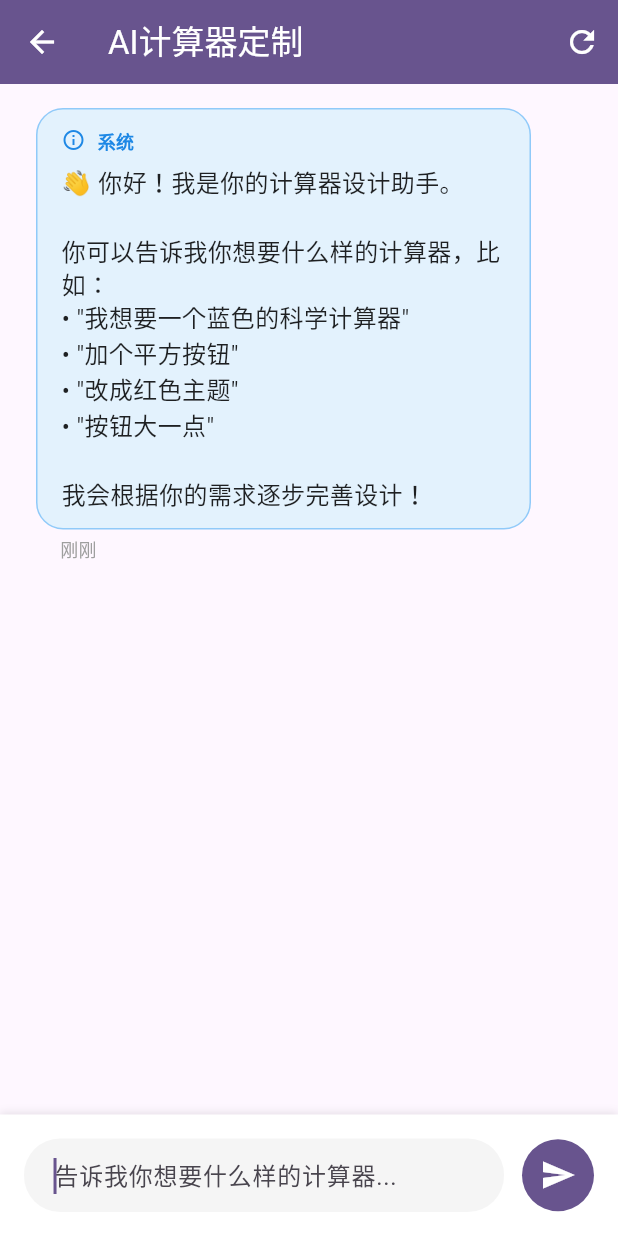
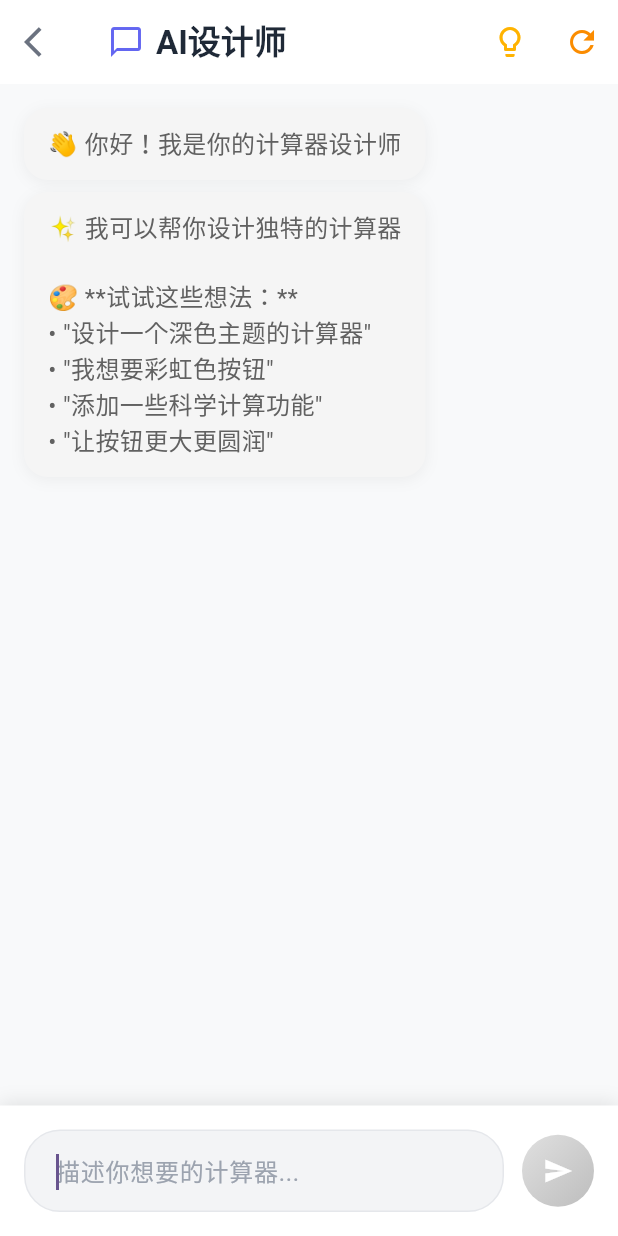
Before and after one commit to visionwise-nick/Queee-Calculator, a Flutter app: the AICustomizeScreen screen opened directly, on a phone screen of 412 x 824 dp. Run offline on Flutter 3.47's test engine with Material 3 defaults, Android fonts, the phone set to English and light mode, and no system bars; our stand-ins replace shared_preferences; accounts and stored records are empty; Roboto replaces fonts that are missing (SF Pro Display).

```diff
--- a/lib/screens/ai_customize_screen.dart
+++ b/lib/screens/ai_customize_screen.dart
@@ -12,7 +12,8 @@ class AICustomizeScreen extends StatefulWidget {
   State<AICustomizeScreen> createState() => _AICustomizeScreenState();
 }
 
-class _AICustomizeScreenState extends State<AICustomizeScreen> {
+class _AICustomizeScreenState extends State<AICustomizeScreen>
+    with TickerProviderStateMixin {
   final TextEditingController _textController = TextEditingController();
   final ScrollController _scrollController = ScrollController();
   final FocusNode _focusNode = FocusNode();
@@ -20,12 +21,24 @@ class _AICustomizeScreenState extends State<AICustomizeScreen> {
   List<ConversationMessage> _messages = [];
   bool _isLoading = false;
   ConversationSession? _currentSession;
+  late AnimationController _fabAnimationController;
+  late Animation<double> _fabAnimation;
 
   @override
   void initState() {
     super.initState();
     _loadCurrentSession();
+    _fabAnimationController = AnimationController(
+      duration: const Duration(milliseconds: 300),
+      vsync: this,
+    );
+    _fabAnimation = CurvedAnimation(
+      parent: _fabAnimationController,
+      curve: Curves.easeInOut,
+    );
+    WidgetsBinding.instance.addPostFrameCallback((_) {
       _focusNode.requestFocus();
+    });
   }
 
   @override
@@ -33,6 +46,7 @@ class _AICustomizeScreenState extends State<AICustomizeScreen> {
     _textController.dispose();
     _scrollController.dispose();
     _focusNode.dispose();
+    _fabAnimationController.dispose();
     super.dispose();
   }
 
@@ -40,7 +54,6 @@ class _AICustomizeScreenState extends State<AICustomizeScreen> {
     try {
       var session = await ConversationService.getCurrentSession();
       if (session == null) {
-        // 创建新会话
         session = await ConversationService.createNewSession('AI定制会话');
       }
 
@@ -49,12 +62,24 @@ class _AICustomizeScreenState extends State<AICustomizeScreen> {
         _messages = session!.messages;
       });
 
-      // 如果是空会话，显示欢迎消息
       if (_messages.isEmpty) {
-        await _addSystemMessage('👋 你好！我是你的计算器设计助手。\n\n你可以告诉我你想要什么样的计算器，比如：\n• "我想要一个蓝色的科学计算器"\n• "加个平方按钮"\n• "改成红色主题"\n• "按钮大一点"\n\n我会根据你的需求逐步完善设计！');
+        await _addWelcomeMessages();
       }
+      _scrollToBottom();
     } catch (e) {
       print('加载会话失败: $e');
+    }
+  }
+
+  Future<void> _addWelcomeMessages() async {
+    final welcomeMessages = [
+      '👋 你好！我是你的计算器设计师',
+      '✨ 我可以帮你设计独特的计算器\n\n🎨 **试试这些想法：**\n• "设计一个深色主题的计算器"\n• "我想要彩虹色按钮"\n• "添加一些科学计算功能"\n• "让按钮更大更圆润"',
+    ];
+
+    for (int i = 0; i < welcomeMessages.length; i++) {
+      await Future.delayed(Duration(milliseconds: 500 * i));
+      await _addSystemMessage(welcomeMessages[i]);
     }
   }
 
@@ -124,8 +149,8 @@ class _AICustomizeScreenState extends State<AICustomizeScreen> {
 
     final userInput = text.trim();
     _textController.clear();
+    _focusNode.requestFocus();
 
-    // 添加用户消息
     await _addUserMessage(userInput);
 
     setState(() {
@@ -133,24 +158,21 @@ class _AICustomizeScreenState extends State<AICustomizeScreen> {
     });
 
     try {
-      // 调用AI服务生成配置
       final config = await AIService.generateCalculatorFromPrompt(userInput);
 
       if (config != null) {
-        // 应用新配置
         final provider = Provider.of<CalculatorProvider>(context, listen: false);
         await provider.applyConfig(config);
 
-        // 添加成功消息
         await _addAssistantMessage(
-          '✅ 已为你生成"${config.name}"！\n\n${config.description}\n\n你还想做什么调整吗？',
+          '🎉 完美！我为你创建了"${config.name}"！\n\n${config.description}\n\n还想要什么调整吗？随时告诉我！',
           config: config,
         );
       } else {
-        await _addAssistantMessage('❌ 抱歉，生成计算器时遇到问题。请重新描述你的需求。');
+        await _addAssistantMessage('😅 抱歉，我遇到了一些困难。能换个方式描述你的想法吗？');
       }
     } catch (e) {
-      await _addAssistantMessage('❌ 出现错误：$e\n\n请重新尝试或换个说法。');
+      await _addAssistantMessage('😓 出现了一个小问题：$e\n\n不用担心，我们再试一次！');
     } finally {
       setState(() {
         _isLoading = false;
@@ -158,18 +180,87 @@ class _AICustomizeScreenState extends State<AICustomizeScreen> {
     }
   }
 
-  void _clearConversation() async {
+  void _showQuickReplies() {
+    final quickReplies = [
+      '🌙 暗色主题',
+      '🌈 彩虹按钮',
+      '🔢 科学计算',
+      '💰 金融计算',
+      '🎨 更换颜色',
+      '📏 调整大小',
+    ];
+
+    showModalBottomSheet(
+      context: context,
+      backgroundColor: Colors.transparent,
+      builder: (context) => Container(
+        decoration: const BoxDecoration(
+          color: Colors.white,
+          borderRadius: BorderRadius.vertical(top: Radius.circular(20)),
+        ),
+        child: Column(
+          mainAxisSize: MainAxisSize.min,
+          children: [
+            Container(
+              width: 40,
+              height: 4,
+              margin: const EdgeInsets.symmetric(vertical: 12),
+              decoration: BoxDecoration(
+                color: Colors.grey.shade300,
+                borderRadius: BorderRadius.circular(2),
+              ),
+            ),
+            const Padding(
+              padding: EdgeInsets.all(16),
+              child: Text(
+                '💡 快速想法',
+                style: TextStyle(fontSize: 18, fontWeight: FontWeight.bold),
+              ),
+            ),
+            Padding(
+              padding: const EdgeInsets.symmetric(horizontal: 16),
+              child: Wrap(
+                spacing: 8,
+                runSpacing: 8,
+                children: quickReplies.map((reply) =>
+                  ActionChip(
+                    label: Text(reply),
+                    onPressed: () {
+                      Navigator.pop(context);
+                      _sendMessage(reply);
+                    },
+                    backgroundColor: Colors.purple.shade50,
+                    labelStyle: TextStyle(color: Colors.purple.shade700),
+                  ),
+                ).toList(),
+              ),
+            ),
+            const SizedBox(height: 32),
+          ],
+        ),
+      ),
+    );
+  }
+
+  void _clearConversation() {
     showDialog(
       context: context,
       builder: (context) => AlertDialog(
-        title: const Text('清空对话'),
-        content: const Text('确定要清空当前对话吗？此操作无法撤销。'),
+        shape: RoundedRectangleBorder(borderRadius: BorderRadius.circular(16)),
+        title: const Row(
+          children: [
+            Icon(Icons.refresh, color: Colors.orange),
+            SizedBox(width: 8),
+            Text('开始新对话'),
+          ],
+        ),
+        content: const Text('要开始一个全新的设计对话吗？'),
         actions: [
           TextButton(
             onPressed: () => Navigator.of(context).pop(),
-            child: const Text('取消'),
+            child: Text('取消', style: TextStyle(color: Colors.grey.shade600)),
           ),
-          TextButton(
+          ElevatedButton(
             onPressed: () async {
               Navigator.of(context).pop();
               if (_currentSession != null) {
@@ -177,90 +268,99 @@ class _AICustomizeScreenState extends State<AICustomizeScreen> {
               }
               await _loadCurrentSession();
             },
-            child: const Text('确定'),
+            style: ElevatedButton.styleFrom(
+              backgroundColor: Colors.orange,
+              shape: RoundedRectangleBorder(borderRadius: BorderRadius.circular(8)),
+            ),
+            child: const Text('开始新对话', style: TextStyle(color: Colors.white)),
           ),
         ],
       ),
     );
   }
 
-  Widget _buildMessageBubble(ConversationMessage message) {
+  Widget _buildMessageBubble(ConversationMessage message, int index) {
     final isUser = message.type == MessageType.user;
     final isSystem = message.type == MessageType.system;
+    final isFirst = index == 0 || _messages[index - 1].type != message.type;
 
-    return Container(
+    return TweenAnimationBuilder<double>(
+      duration: Duration(milliseconds: 300 + (index * 100)),
+      tween: Tween(begin: 0.0, end: 1.0),
+      builder: (context, value, child) {
+        return Transform.translate(
+          offset: Offset(0, 20 * (1 - value)),
+          child: Opacity(
+            opacity: value,
+            child: Container(
               margin: EdgeInsets.only(
-        top: 8,
-        bottom: 8,
-        left: isUser ? 50 : 16,
-        right: isUser ? 16 : 50,
+                top: isFirst ? 16 : 4,
+                bottom: 4,
+                left: isUser ? 64 : 16,
+                right: isUser ? 16 : 64,
               ),
               child: Column(
                 crossAxisAlignment: isUser ? CrossAxisAlignment.end : CrossAxisAlignment.start,
                 children: [
+                  if (isFirst && !isSystem) ...[
+                    Padding(
+                      padding: const EdgeInsets.only(bottom: 4, left: 12, right: 12),
+                      child: Text(
+                        isUser ? '你' : '🤖 AI助手',
+                        style: TextStyle(
+                          fontSize: 12,
+                          fontWeight: FontWeight.w600,
+                          color: Colors.grey.shade600,
+                        ),
+                      ),
+                    ),
+                  ],
                   Container(
+                    constraints: BoxConstraints(
+                      maxWidth: MediaQuery.of(context).size.width * 0.7,
+                    ),
                     padding: const EdgeInsets.symmetric(horizontal: 16, vertical: 12),
                     decoration: BoxDecoration(
-              color: isSystem
-                  ? Colors.blue.shade50
-                  : isUser
-                      ? Theme.of(context).primaryColor
-                      : Colors.grey.shade100,
-              borderRadius: BorderRadius.circular(18),
-              border: isSystem ? Border.all(color: Colors.blue.shade200) : null,
+                      color: _getBubbleColor(message),
+                      borderRadius: _getBubbleRadius(message, isFirst),
+                      boxShadow: [
+                        BoxShadow(
+                          color: Colors.black.withOpacity(0.05),
+                          blurRadius: 8,
+                          offset: const Offset(0, 2),
+                        ),
+                      ],
                     ),
                     child: Column(
                       crossAxisAlignment: CrossAxisAlignment.start,
                       children: [
-                if (!isUser) ...[
-                  Row(
-                    children: [
-                      Icon(
-                        isSystem ? Icons.info_outline : Icons.smart_toy,
-                        size: 16,
-                        color: isSystem ? Colors.blue.shade600 : Colors.grey.shade600,
-                      ),
-                      const SizedBox(width: 8),
-                      Text(
-                        isSystem ? '系统' : 'AI助手',
-                        style: TextStyle(
-                          fontSize: 12,
-                          fontWeight: FontWeight.bold,
-                          color: isSystem ? Colors.blue.shade600 : Colors.grey.shade600,
-                        ),
-                      ),
-                    ],
-                  ),
-                  const SizedBox(height: 8),
-                ],
                         Text(
                           message.content,
                           style: TextStyle(
-                    color: isUser ? Colors.white : Colors.black87,
+                            color: _getTextColor(message),
                             fontSize: 16,
                             height: 1.4,
                           ),
                         ),
                         if (message.metadata?['hasConfig'] == true) ...[
-                  const SizedBox(height: 8),
+                          const SizedBox(height: 12),
                           Container(
-                    padding: const EdgeInsets.all(8),
+                            padding: const EdgeInsets.symmetric(horizontal: 12, vertical: 6),
                             decoration: BoxDecoration(
-                      color: Colors.green.shade50,
-                      borderRadius: BorderRadius.circular(8),
-                      border: Border.all(color: Colors.green.shade200),
+                              color: Colors.white.withOpacity(0.9),
+                              borderRadius: BorderRadius.circular(20),
                             ),
                             child: Row(
                               mainAxisSize: MainAxisSize.min,
                               children: [
                                 Icon(Icons.check_circle, color: Colors.green.shade600, size: 16),
-                        const SizedBox(width: 8),
+                                const SizedBox(width: 6),
                                 Text(
-                          '已应用配置',
+                                  '已应用到计算器',
                                   style: TextStyle(
-                            color: Colors.green.shade800,
+                                    color: Colors.green.shade700,
                                     fontSize: 12,
-                            fontWeight: FontWeight.bold,
+                                    fontWeight: FontWeight.w600,
                                   ),
                                 ),
                               ],
@@ -270,50 +370,128 @@ class _AICustomizeScreenState extends State<AICustomizeScreen> {
                       ],
                     ),
                   ),
-          const SizedBox(height: 4),
-          Padding(
-            padding: EdgeInsets.only(
-              left: isUser ? 0 : 16,
-              right: isUser ? 16 : 0,
+                ],
               ),
-            child: Text(
-              _formatTimestamp(message.timestamp),
+            ),
+          ),
+        );
+      },
+    );
+  }
+
+  Color _getBubbleColor(ConversationMessage message) {
+    switch (message.type) {
+      case MessageType.user:
+        return const Color(0xFF6366F1);
+      case MessageType.system:
+        return Colors.grey.shade100;
+      case MessageType.assistant:
+        return Colors.white;
+    }
+  }
+
+  Color _getTextColor(ConversationMessage message) {
+    switch (message.type) {
+      case MessageType.user:
+        return Colors.white;
+      case MessageType.system:
+        return Colors.grey.shade700;
+      case MessageType.assistant:
+        return Colors.grey.shade800;
+    }
+  }
+
+  BorderRadius _getBubbleRadius(ConversationMessage message, bool isFirst) {
+    const radius = Radius.circular(20);
+    const smallRadius = Radius.circular(4);
+
+    if (message.type == MessageType.system) {
+      return BorderRadius.circular(16);
+    }
+
+    final isUser = message.type == MessageType.user;
+
+    return BorderRadius.only(
+      topLeft: radius,
+      topRight: radius,
+      bottomLeft: isUser ? radius : (isFirst ? radius : smallRadius),
+      bottomRight: isUser ? (isFirst ? radius : smallRadius) : radius,
+    );
+  }
+
+  Widget _buildTypingIndicator() {
+    return Container(
+      margin: const EdgeInsets.only(left: 16, right: 64, top: 8, bottom: 8),
+      child: Container(
+        padding: const EdgeInsets.all(16),
+        decoration: BoxDecoration(
+          color: Colors.white,
+          borderRadius: BorderRadius.circular(20),
+          boxShadow: [
+            BoxShadow(
+              color: Colors.black.withOpacity(0.05),
+              blurRadius: 8,
+              offset: const Offset(0, 2),
+            ),
+          ],
+        ),
+        child: Row(
+          mainAxisSize: MainAxisSize.min,
+          children: [
+            SizedBox(
+              width: 20,
+              height: 20,
+              child: CircularProgressIndicator(
+                strokeWidth: 2,
+                valueColor: AlwaysStoppedAnimation<Color>(Colors.purple.shade400),
+              ),
+            ),
+            const SizedBox(width: 12),
+            Text(
+              '正在设计中...',
               style: TextStyle(
-                fontSize: 12,
-                color: Colors.grey.shade500,
-              ),
+                color: Colors.grey.shade600,
+                fontSize: 14,
               ),
             ),
           ],
         ),
+      ),
     );
-  }
-
-  String _formatTimestamp(DateTime timestamp) {
-    final now = DateTime.now();
-    final difference = now.difference(timestamp);
-
-    if (difference.inMinutes < 1) {
-      return '刚刚';
-    } else if (difference.inMinutes < 60) {
-      return '${difference.inMinutes}分钟前';
-    } else if (difference.inHours < 24) {
-      return '${difference.inHours}小时前';
-    } else {
-      return '${timestamp.month}/${timestamp.day} ${timestamp.hour}:${timestamp.minute.toString().padLeft(2, '0')}';
-    }
   }
 
   @override
   Widget build(BuildContext context) {
     return Scaffold(
+      backgroundColor: const Color(0xFFF8F9FA),
       appBar: AppBar(
-        title: const Text('AI计算器定制'),
-        backgroundColor: Theme.of(context).primaryColor,
-        foregroundColor: Colors.white,
+        backgroundColor: Colors.white,
+        elevation: 0,
+        title: const Row(
+          children: [
+            Icon(Icons.chat_bubble_outline, color: Color(0xFF6366F1), size: 24),
+            SizedBox(width: 8),
+            Text(
+              'AI设计师',
+              style: TextStyle(
+                color: Color(0xFF1F2937),
+                fontWeight: FontWeight.w600,
+              ),
+            ),
+          ],
+        ),
+        leading: IconButton(
+          icon: const Icon(Icons.arrow_back_ios, color: Color(0xFF6B7280)),
+          onPressed: () => Navigator.pop(context),
+        ),
         actions: [
           IconButton(
-            icon: const Icon(Icons.refresh),
+            icon: Icon(Icons.lightbulb_outline, color: Colors.amber.shade600),
+            onPressed: _showQuickReplies,
+            tooltip: '快速想法',
+          ),
+          IconButton(
+            icon: Icon(Icons.refresh, color: Colors.orange.shade600),
             onPressed: _clearConversation,
             tooltip: '新对话',
           ),
@@ -321,62 +499,29 @@ class _AICustomizeScreenState extends State<AICustomizeScreen> {
       ),
       body: Column(
         children: [
-          // 对话区域
           Expanded(
             child: ListView.builder(
               controller: _scrollController,
-              padding: const EdgeInsets.all(8),
+              padding: const EdgeInsets.only(bottom: 16),
               itemCount: _messages.length + (_isLoading ? 1 : 0),
               itemBuilder: (context, index) {
                 if (index == _messages.length) {
-                  // 加载指示器
-                  return Container(
-                    margin: const EdgeInsets.only(left: 16, right: 50, top: 8, bottom: 8),
-                    child: Row(
-                      children: [
-                        Container(
-                          padding: const EdgeInsets.all(16),
-                          decoration: BoxDecoration(
-                            color: Colors.grey.shade100,
-                            borderRadius: BorderRadius.circular(18),
-                          ),
-                          child: Row(
-                            mainAxisSize: MainAxisSize.min,
-                            children: [
-                              SizedBox(
-                                width: 16,
-                                height: 16,
-                                child: CircularProgressIndicator(
-                                  strokeWidth: 2,
-                                  valueColor: AlwaysStoppedAnimation<Color>(
-                                    Theme.of(context).primaryColor,
-                                  ),
-                                ),
-                              ),
-                              const SizedBox(width: 12),
-                              const Text('AI正在思考中...'),
-                            ],
-                          ),
-                        ),
-                      ],
-                    ),
-                  );
+                  return _buildTypingIndicator();
                 }
-                return _buildMessageBubble(_messages[index]);
+                return _buildMessageBubble(_messages[index], index);
               },
             ),
           ),
 
-          // 输入区域
           Container(
             padding: const EdgeInsets.all(16),
-            decoration: BoxDecoration(
+            decoration: const BoxDecoration(
               color: Colors.white,
               boxShadow: [
                 BoxShadow(
-                  offset: const Offset(0, -1),
-                  blurRadius: 4,
-                  color: Colors.black.withOpacity(0.1),
+                  color: Color(0x1A000000),
+                  blurRadius: 10,
+                  offset: Offset(0, -2),
                 ),
               ],
             ),
@@ -386,20 +531,23 @@ class _AICustomizeScreenState extends State<AICustomizeScreen> {
                   Expanded(
                     child: Container(
                       decoration: BoxDecoration(
-                        color: Colors.grey.shade100,
+                        color: const Color(0xFFF3F4F6),
                         borderRadius: BorderRadius.circular(24),
+                        border: Border.all(color: const Color(0xFFE5E7EB)),
                       ),
                       child: TextField(
                         controller: _textController,
                         focusNode: _focusNode,
                         maxLines: null,
                         textInputAction: TextInputAction.send,
+                        style: const TextStyle(fontSize: 16),
                         decoration: const InputDecoration(
-                          hintText: '告诉我你想要什么样的计算器...',
+                          hintText: '描述你想要的计算器...',
+                          hintStyle: TextStyle(color: Color(0xFF9CA3AF)),
                           border: InputBorder.none,
                           contentPadding: EdgeInsets.symmetric(
                             horizontal: 20,
-                            vertical: 12,
+                            vertical: 14,
                           ),
                         ),
                         onSubmitted: _sendMessage,
@@ -408,13 +556,35 @@ class _AICustomizeScreenState extends State<AICustomizeScreen> {
                     ),
                   ),
                   const SizedBox(width: 12),
-                  Container(
+                  AnimatedContainer(
+                    duration: const Duration(milliseconds: 200),
+                    height: 48,
+                    width: 48,
                     decoration: BoxDecoration(
-                      color: Theme.of(context).primaryColor,
+                      gradient: LinearGradient(
+                        colors: _textController.text.trim().isNotEmpty && !_isLoading
+                            ? [const Color(0xFF6366F1), const Color(0xFF8B5CF6)]
+                            : [Colors.grey.shade300, Colors.grey.shade400],
+                        begin: Alignment.topLeft,
+                        end: Alignment.bottomRight,
+                      ),
                       shape: BoxShape.circle,
+                      boxShadow: _textController.text.trim().isNotEmpty && !_isLoading
+                          ? [
+                              BoxShadow(
+                                color: Colors.purple.withOpacity(0.3),
+                                blurRadius: 8,
+                                offset: const Offset(0, 2),
+                              ),
+                            ]
+                          : [],
                     ),
                     child: IconButton(
-                      icon: const Icon(Icons.send, color: Colors.white),
+                      icon: Icon(
+                        _isLoading ? Icons.hourglass_empty : Icons.send,
+                        color: Colors.white,
+                        size: 20,
+                      ),
                       onPressed: _isLoading
                           ? null
                           : () => _sendMessage(_textController.text),
```
Also changed, not shown: lib/screens/calculator_screen.dart (+23 -25 lines). Lines whose indentation alone changed are shown as unchanged.
